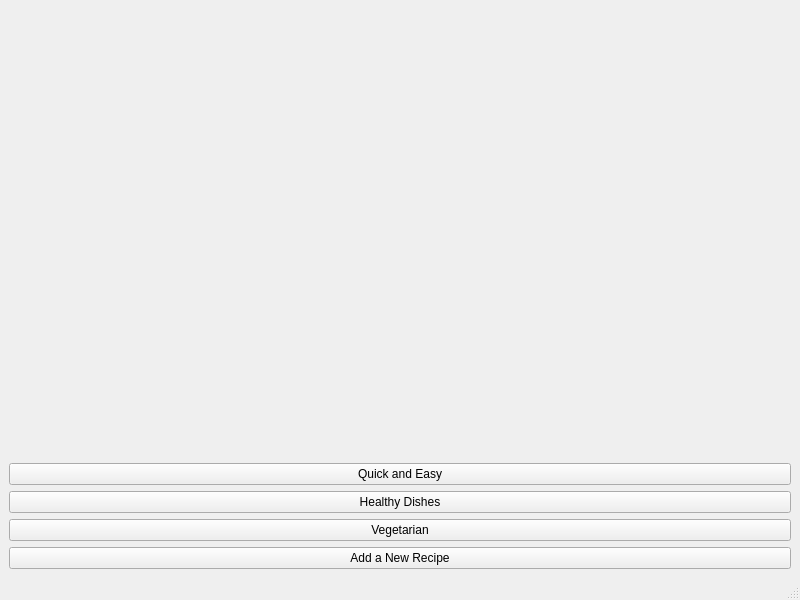
Before: the Qt Designer form CS4076Project/mainwindow.ui in CaoimheCahill/CS4076Project, drawn with Qt 5.
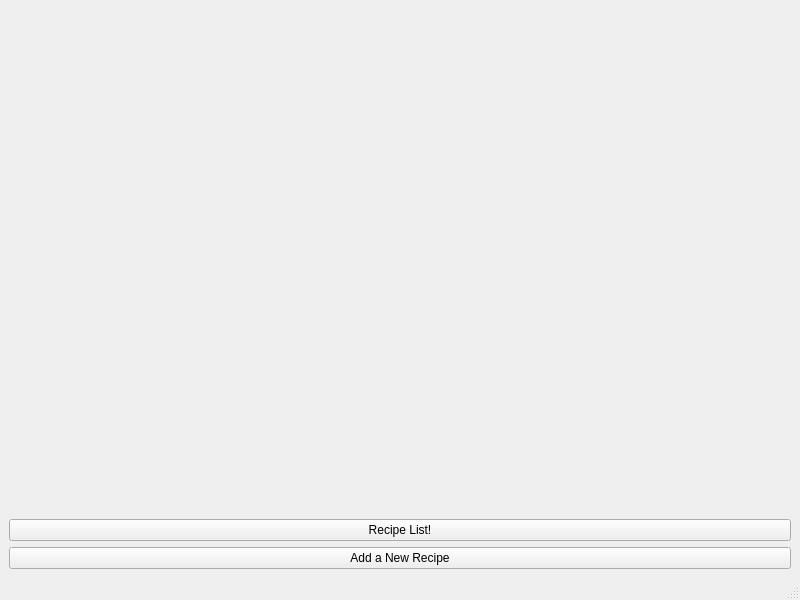
After: the same form once the commit is applied.

```diff
--- a/CS4076Project/mainwindow.ui
+++ b/CS4076Project/mainwindow.ui
@@ -28,26 +28,12 @@
     <item>
      <widget class="QPushButton" name="pushButton">
       <property name="text">
-       <string>Quick and Easy</string>
+       <string>Recipe List!</string>
       </property>
      </widget>
     </item>
     <item>
      <widget class="QPushButton" name="pushButton_2">
-      <property name="text">
-       <string>Healthy Dishes</string>
-      </property>
-     </widget>
-    </item>
-    <item>
-     <widget class="QPushButton" name="pushButton_3">
-      <property name="text">
-       <string>Vegetarian</string>
-      </property>
-     </widget>
-    </item>
-    <item>
-     <widget class="QPushButton" name="pushButton_4">
       <property name="text">
        <string>Add a New Recipe</string>
       </property>
```
